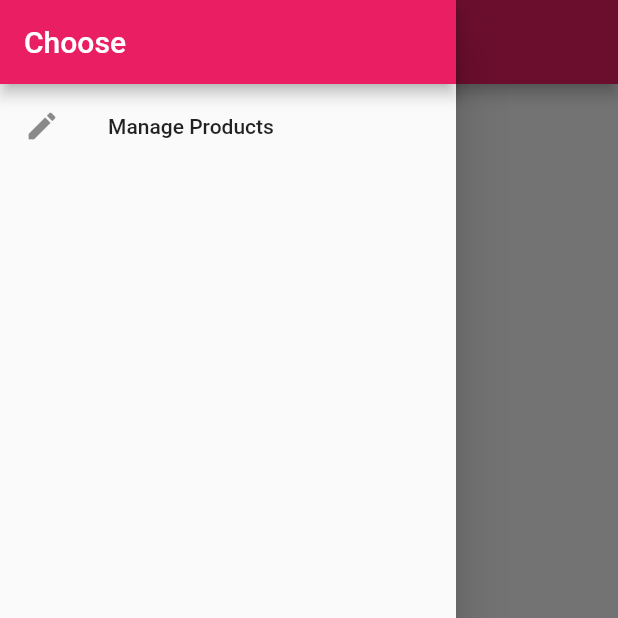
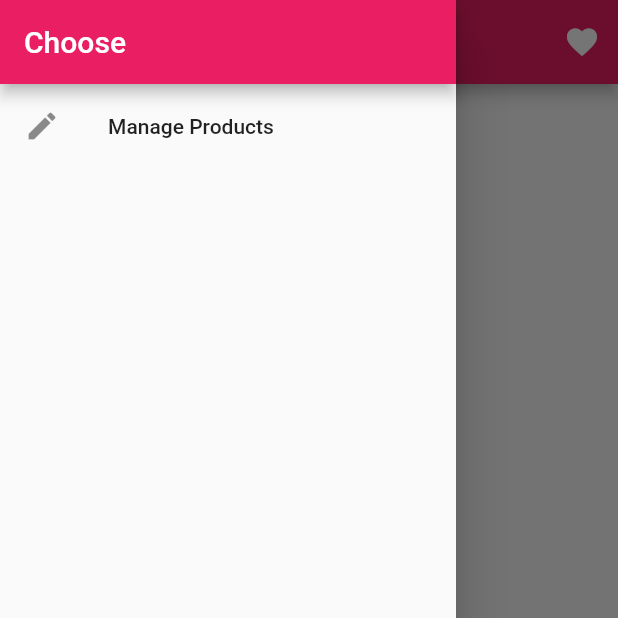
Before and after one commit to godabavinay/flutter-list_app-, a Flutter app: the ProductsPage screen opened by its route, with the side drawer open, on a phone screen of 412 x 824 dp, the top half of it. Run offline on Flutter 3.47's test engine with Material 2 defaults, Android fonts, the phone set to English and light mode, and no system bars.

Commit message:
added Icon buttons in the main products page

```diff
--- a/lib/pages/products.dart
+++ b/lib/pages/products.dart
@@ -28,6 +28,12 @@ class ProductsPage extends StatelessWidget {
       ),
       appBar: AppBar(
         title: Text('List'),
+        actions: <Widget>[
+          IconButton(
+            icon: Icon(Icons.favorite),
+            onPressed: () {},
+          )
+        ],
       ),
       body: ProductManager(products),
     );
```
Also changed, not shown: lib/products.dart (+12 -3 lines).
